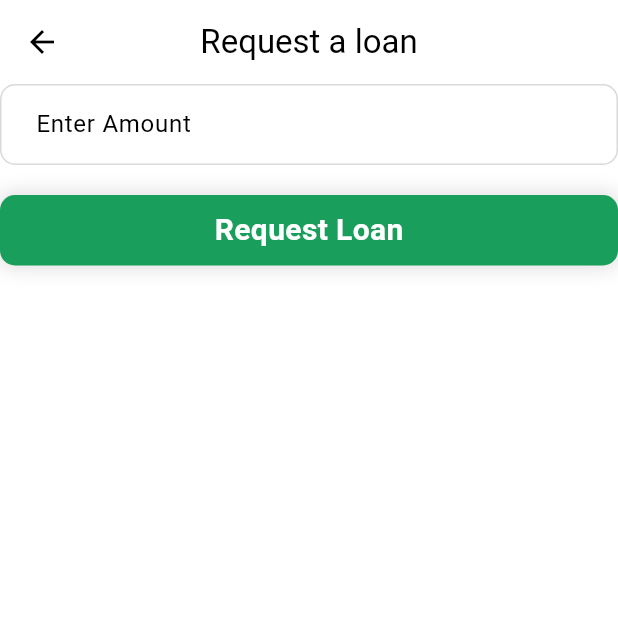
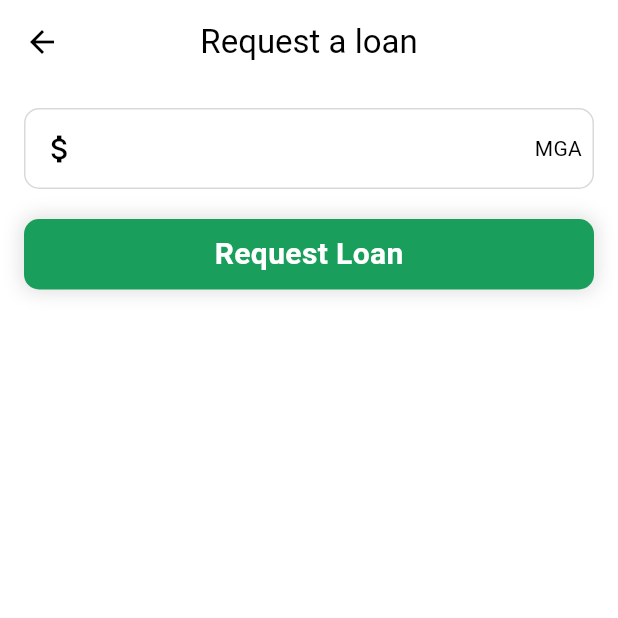
Before and after one commit to j03-dev/voamamy, a Flutter app: the RequestLoanScreen screen opened by its route, on a phone screen of 412 x 824 dp, the top half of it. Run offline on Flutter 3.47's test engine with Material 3 defaults, Android fonts, the phone set to English and light mode, and no system bars; our stand-ins replace dio, shared_preferences; accounts and stored records are empty.

```diff
--- a/app/frontend/lib/src/features/group/request_loan_screen.dart
+++ b/app/frontend/lib/src/features/group/request_loan_screen.dart
@@ -35,13 +35,22 @@ class _RequestLoanScreenState extends State<RequestLoanScreen> {
     return Scaffold(
       appBar: AppBar(title: const Text("Request a loan")),
       body: SingleChildScrollView(
+        padding: EdgeInsets.all(16.0),
         child: Form(
           key: _formKey,
           child: Column(
             children: [
               InputField(
                 label: "Enter Amount",
+                icon: Icons.attach_money,
                 onSaved: (value) => _amount = value,
+                suffixWidget: Align(
+                  alignment: Alignment.centerRight,
+                  child: Padding(
+                    padding: const EdgeInsets.only(right: 8.0),
+                    child: Text("MGA"),
+                  ),
+                ),
               ),
               const SizedBox(height: 20),
               RoundedButton(
--- a/app/frontend/lib/src/widgets/input_field.dart
+++ b/app/frontend/lib/src/widgets/input_field.dart
@@ -3,6 +3,7 @@ import 'package:flutter/material.dart';
 class InputField<T> extends StatefulWidget {
   final String label;
   final IconData? icon;
+  final Widget? suffixWidget;
   final T? initialValue;
   final ValueChanged<String?>? onSaved;
   final bool isPassword;
@@ -18,6 +19,7 @@ class InputField<T> extends StatefulWidget {
     super.key,
     required this.label,
     this.icon,
+    this.suffixWidget,
     this.initialValue,
     this.onSaved,
     this.isPassword = false,
@@ -45,6 +47,7 @@ class _InputFieldState extends State<InputField> {
     }
   }
 
+  @override
   Widget build(BuildContext context) {
     return SizedBox(
       width: MediaQuery.of(context).size.width,
@@ -72,7 +75,7 @@ class _InputFieldState extends State<InputField> {
                       });
                     },
                   )
-                  : null,
+                  : widget.suffixWidget,
           contentPadding: EdgeInsets.symmetric(
             vertical: widget.isTextArea ? 20 : 15,
             horizontal: 20,
--- a/app/frontend/pubspec.yaml
+++ b/app/frontend/pubspec.yaml
@@ -38,6 +38,7 @@ dependencies:
   dio: ^5.8.0+1
   json_annotation: ^4.9.0
   shared_preferences: ^2.5.3
+  provider: ^6.1.5
 
 dev_dependencies:
   flutter_test:
```
Also changed, not shown: app/frontend/pubspec.lock.
